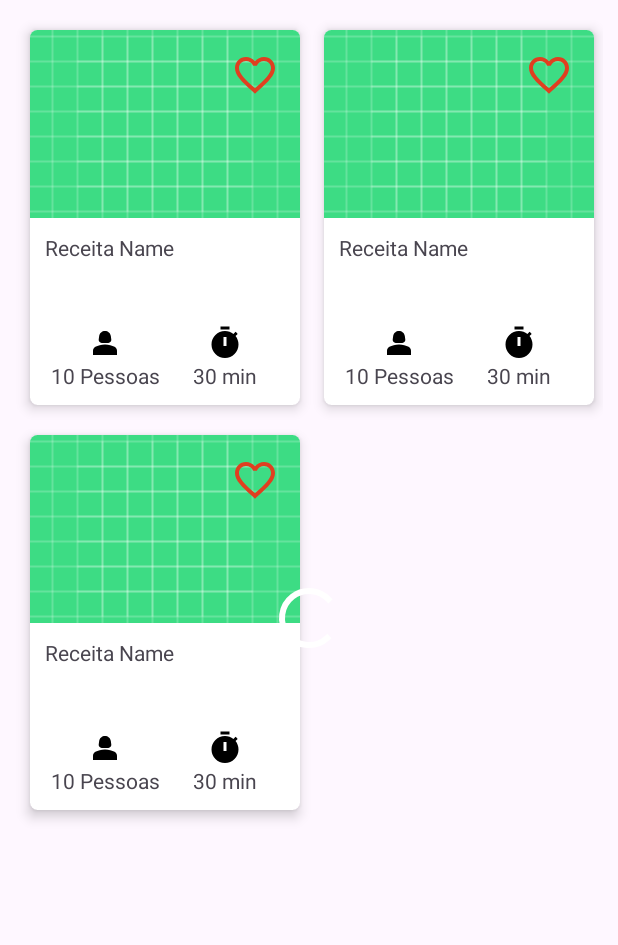
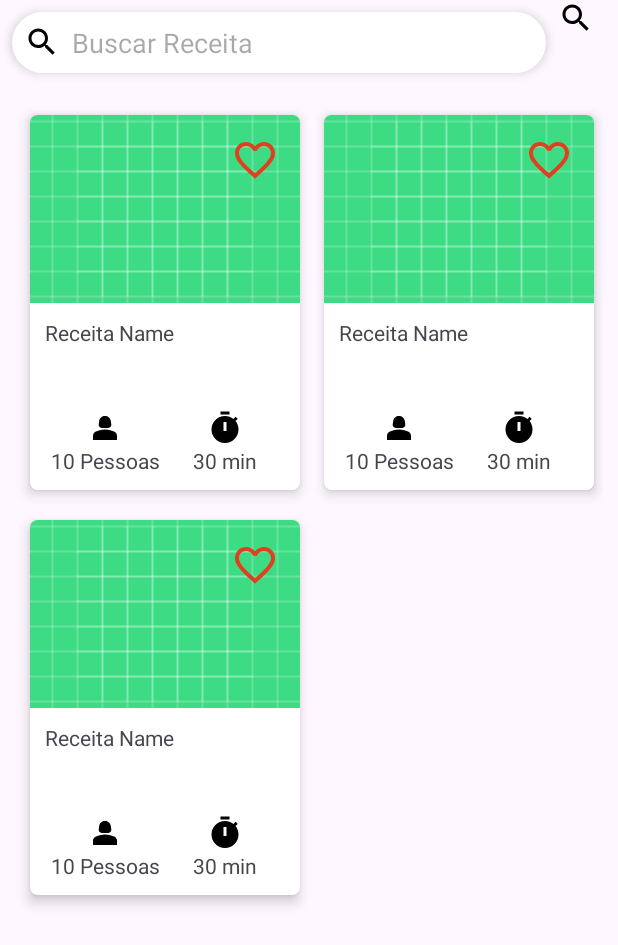
Before and after one commit to UenoSilva/TopReceitasApp, an Android app: the layout fragment_receitas.xml on its own in the app's theme, with its tools: preview values and no code run, on a phone screen of 412 x 824 dp. Shown: the top 945 px of the screen. Run offline under Robolectric (Android 15) with nearby library versions, the phone set to English and light mode, and no system bars.

Commit message:
feat: implementando uma barra de pesquisa

```diff
--- a/app/src/main/java/br/com/topreceitas/ui/fragments/FavoriteFragment.kt
+++ b/app/src/main/java/br/com/topreceitas/ui/fragments/FavoriteFragment.kt
@@ -54,7 +54,7 @@ class FavoriteFragment : Fragment() {
         _binding = null
     }
 
-    private fun setupList(receitas: List<Receita>) {
+    private fun setupList(receitas: MutableList<Receita>) {
         receitaAdapter = ReceitasAdapter(requireContext(), receitas)
         binding.rvReceitasFavorite.adapter = receitaAdapter
 
--- a/app/src/main/java/br/com/topreceitas/ui/fragments/MinhasReceitasFragment.kt
+++ b/app/src/main/java/br/com/topreceitas/ui/fragments/MinhasReceitasFragment.kt
@@ -58,7 +58,7 @@ class MinhasReceitasFragment : Fragment() {
         _binding = null
     }
 
-    private fun setupList(receitas: List<Receita>) {
+    private fun setupList(receitas: MutableList<Receita>) {
         receitasAdapter = ReceitasAdapter(requireContext(), receitas, true)
         binding.rvMinhasReceitas.adapter = receitasAdapter
 
--- /dev/null
+++ b/app/src/main/res/drawable/search_bar.xml
@@ -0,0 +1,10 @@
+<?xml version="1.0" encoding="utf-8"?>
+<shape xmlns:android="http://schemas.android.com/apk/res/android"
+    android:shape="rectangle">
+
+    <corners android:radius="24dp" /> <!-- Raio dos cantos -->
+
+    <!-- Outros atributos do retângulo, como cor de fundo e borda -->
+    <solid android:color="@android:color/white" />
+
+</shape>
--- a/app/src/main/res/layout/fragment_receitas.xml
+++ b/app/src/main/res/layout/fragment_receitas.xml
@@ -6,19 +6,59 @@
     android:layout_height="match_parent"
     tools:context=".ui.fragments.ReceitasFragment">
 
+    <LinearLayout
+        android:id="@+id/search_container"
+        android:layout_width="match_parent"
+        android:layout_height="wrap_content"
+        android:orientation="horizontal"
+        app:layout_constraintEnd_toEndOf="parent"
+        app:layout_constraintStart_toStartOf="parent"
+        app:layout_constraintTop_toTopOf="parent">
+
+        <EditText
+            android:id="@+id/search_edit_text"
+            android:layout_width="0dp"
+            android:layout_height="wrap_content"
+            android:layout_weight="1"
+            android:hint="Buscar Receita"
+            android:background="@drawable/search_bar"
+            android:elevation="4dp"
+            android:layout_margin="8dp"
+            style="@style/ShapeAppearanceOverlay.Material3.SearchBar"
+            android:singleLine="true"
+           android:padding="8dp"
+            android:imeOptions="actionSearch"
+            android:inputType="text"
+            android:drawableStart="@drawable/ic_search"
+            android:drawablePadding="8dp" />
+
+        <!-- Adicione um botão de pesquisa para iniciar a pesquisa -->
+        <ImageButton
+            android:id="@+id/search_button"
+            android:layout_width="wrap_content"
+            android:layout_height="wrap_content"
+            android:layout_marginEnd="16dp"
+            android:background="?attr/selectableItemBackgroundBorderless"
+            android:src="@drawable/ic_search"
+            android:onClick="onSearchClicked" />
+
+    </LinearLayout>
+
+
     <androidx.recyclerview.widget.RecyclerView
         android:id="@+id/rv_receitas"
-        android:layout_width="match_parent"
-        android:layout_height="match_parent"
+        android:layout_width="0dp"
+        android:layout_height="0dp"
         android:orientation="vertical"
         android:padding="10dp"
         app:layoutManager="androidx.recyclerview.widget.GridLayoutManager"
+        app:spanCount="2"
+        app:layout_constraintStart_toStartOf="parent"
+        app:layout_constraintEnd_toEndOf="parent"
         app:layout_constraintBottom_toBottomOf="parent"
-        app:layout_constraintEnd_toEndOf="parent"
-        app:layout_constraintStart_toStartOf="parent"
-        app:layout_constraintTop_toTopOf="parent"
-        app:spanCount="2"
+        app:layout_constraintTop_toBottomOf="@id/search_container"
         tools:listitem="@layout/receita_item" />
+
 
     <LinearLayout
         android:id="@+id/container_status_internet"
@@ -52,7 +92,7 @@
         style="@style/Widget.AppCompat.ProgressBar"
         android:layout_width="wrap_content"
         android:layout_height="wrap_content"
-        android:visibility="visible"
+        android:visibility="gone"
         app:layout_constraintBottom_toBottomOf="parent"
         app:layout_constraintEnd_toEndOf="parent"
         app:layout_constraintStart_toStartOf="parent"
```
Also changed, not shown: app/src/main/java/br/com/topreceitas/adapter/ReceitasAdapter.kt (+11 -1 lines), app/src/main/java/br/com/topreceitas/ui/fragments/ReceitasFragment.kt (+56 -8 lines).
